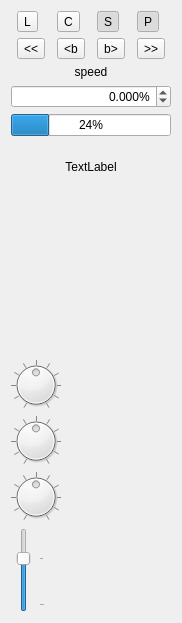
Old version of the form app/playerview.ui in the repository x37v/datajockey.
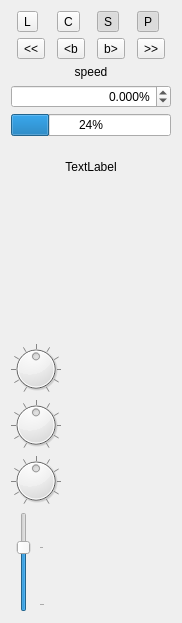
New version of the form. Custom widgets are drawn as their Qt base class.

The edit to the form file:
```diff
--- a/app/playerview.ui
+++ b/app/playerview.ui
@@ -160,7 +160,13 @@
        <property name="minimumSize">
         <size>
          <width>0</width>
-         <height>0</height>
+         <height>100</height>
+        </size>
+       </property>
+       <property name="maximumSize">
+        <size>
+         <width>16777215</width>
+         <height>100</height>
         </size>
        </property>
        <property name="maximum">
```
